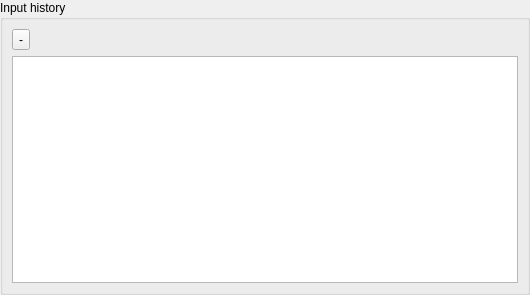
The window that YAD-Studio/Widgets/HistoryWidget.ui (Yad-Studio/YAD-Studio) describes before a commit, drawn with Qt 5.
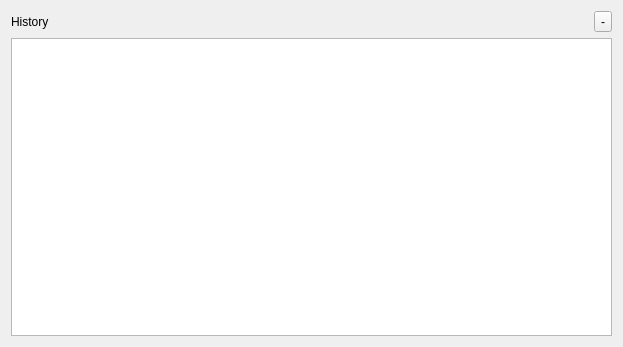
The same window after the commit.

Commit message: HistoryWidget design

```diff
--- a/YAD-Studio/Widgets/HistoryWidget.ui
+++ b/YAD-Studio/Widgets/HistoryWidget.ui
@@ -6,32 +6,39 @@
    <rect>
     <x>0</x>
     <y>0</y>
-    <width>530</width>
-    <height>295</height>
+    <width>623</width>
+    <height>347</height>
    </rect>
   </property>
   <property name="windowTitle">
    <string>Form</string>
   </property>
+  <property name="autoFillBackground">
+   <bool>true</bool>
+  </property>
   <layout class="QVBoxLayout" name="verticalLayout">
-   <property name="leftMargin">
-    <number>0</number>
-   </property>
-   <property name="topMargin">
-    <number>0</number>
-   </property>
-   <property name="rightMargin">
-    <number>0</number>
-   </property>
-   <property name="bottomMargin">
-    <number>0</number>
-   </property>
+   <item>
+    <layout class="QHBoxLayout" name="horizontalLayout">
+     <item>
+      <widget class="QLabel" name="title">
+       <property name="text">
+        <string>History</string>
+       </property>
+      </widget>
+     </item>
    <item>
-    <widget class="QGroupBox" name="groupBox">
-     <property name="title">
-      <string>Input history</string>
-     </property>
-     <layout class="QVBoxLayout" name="verticalLayout_2">
+      <spacer name="horizontalSpacer">
+       <property name="orientation">
+        <enum>Qt::Horizontal</enum>
+       </property>
+       <property name="sizeHint" stdset="0">
+        <size>
+         <width>40</width>
+         <height>20</height>
+        </size>
+       </property>
+      </spacer>
+     </item>
       <item>
        <widget class="QToolButton" name="toolButton">
         <property name="text">
@@ -39,11 +46,10 @@
         </property>
        </widget>
       </item>
-      <item>
-       <widget class="QListView" name="listView"/>
-      </item>
-     </layout>
-    </widget>
+    </layout>
+   </item>
+   <item>
+    <widget class="QListView" name="listView"/>
    </item>
   </layout>
  </widget>
```
Left out of the diff: 3 changed lines with no effect on the pictures. Lines whose indentation alone changed are shown as unchanged. The commit also changes 8 other files.
